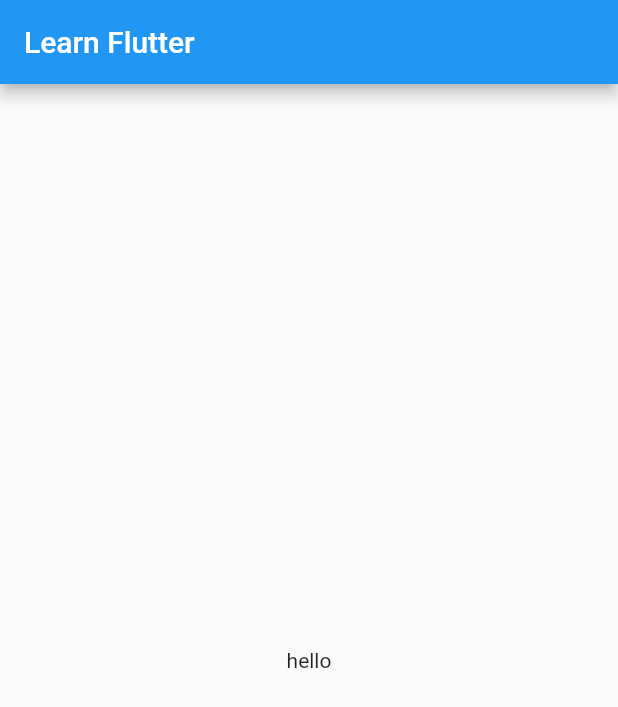
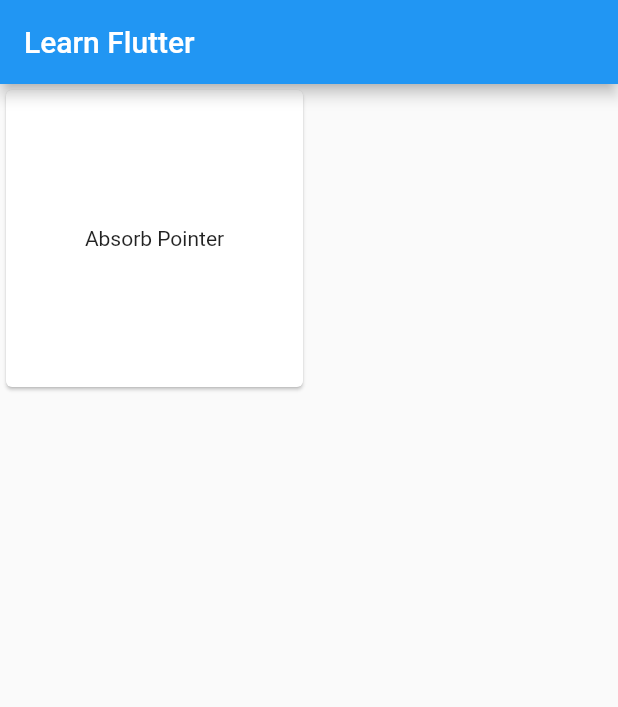
Before and after one commit to jassi-singh/flutter_learn, a Flutter app: the screen it shows after launch, on a phone screen of 412 x 824 dp. Shown: the top 707 px of the screen. Run offline on Flutter 3.47's test engine with Material 2 defaults, Android fonts, the phone set to English and light mode, and no system bars.

Commit message:
Added absorb pointer widget

```diff
--- /dev/null
+++ b/lib/data/card_list.dart
@@ -0,0 +1,6 @@
+import '../models/card_info_model.dart';
+import '../screens/description/widgets/absorb_pointer.dart';
+
+List<CardInfo> cardsList = [
+  CardInfo(title: 'Absorb Pointer', routeName: LearnAbsorbPointer.routeName),
+];
--- a/lib/main.dart
+++ b/lib/main.dart
@@ -1,4 +1,5 @@
 import 'package:flutter/material.dart';
+import 'package:flutter_learn/screens/description/widgets/absorb_pointer.dart';
 import 'package:flutter_learn/screens/homepage/homepage.dart';
 
 void main() {
@@ -15,6 +16,11 @@ class MyApp extends StatelessWidget {
       theme: ThemeData(
         primarySwatch: Colors.blue,
       ),
+      initialRoute: '/',
+      routes: {
+        Homepage.routeName: (context) => const Homepage(),
+        LearnAbsorbPointer.routeName: (context) => const LearnAbsorbPointer(),
+      },
       home: const Homepage(),
     );
   }
--- a/lib/screens/homepage/homepage.dart
+++ b/lib/screens/homepage/homepage.dart
@@ -1,7 +1,13 @@
+import 'dart:convert';
+
 import 'package:flutter/material.dart';
+import 'package:flutter_learn/data/card_list.dart';
+
+import 'package:flutter_learn/screens/description/widgets/absorb_pointer.dart';
 
 class Homepage extends StatelessWidget {
-  const Homepage({ Key? key }) : super(key: key);
+  const Homepage({Key? key}) : super(key: key);
+  static const routeName = '/homepage';
 
   @override
   Widget build(BuildContext context) {
@@ -9,8 +15,22 @@ class Homepage extends StatelessWidget {
       appBar: AppBar(
         title: const Text("Learn Flutter"),
       ),
-      body: const Center(
-        child:  Text('hello'),
+      body: GridView.builder(
+        gridDelegate: const SliverGridDelegateWithFixedCrossAxisCount(
+          crossAxisCount: 2,
+        ),
+        itemCount: cardsList.length,
+        itemBuilder: (BuildContext context, int index) {
+          return Card(
+            child: InkWell(
+              onTap: (() =>
+                  Navigator.pushNamed(context, cardsList[index].routeName)),
+              child: Center(
+                child: Text(cardsList[index].title),
+              ),
+            ),
+          );
+        },
       ),
     );
   }
```
Also changed, not shown: lib/models/card_info_model.dart (added, +31 -0 lines), lib/screens/description/widgets/absorb_pointer.dart (added, +41 -0 lines).
